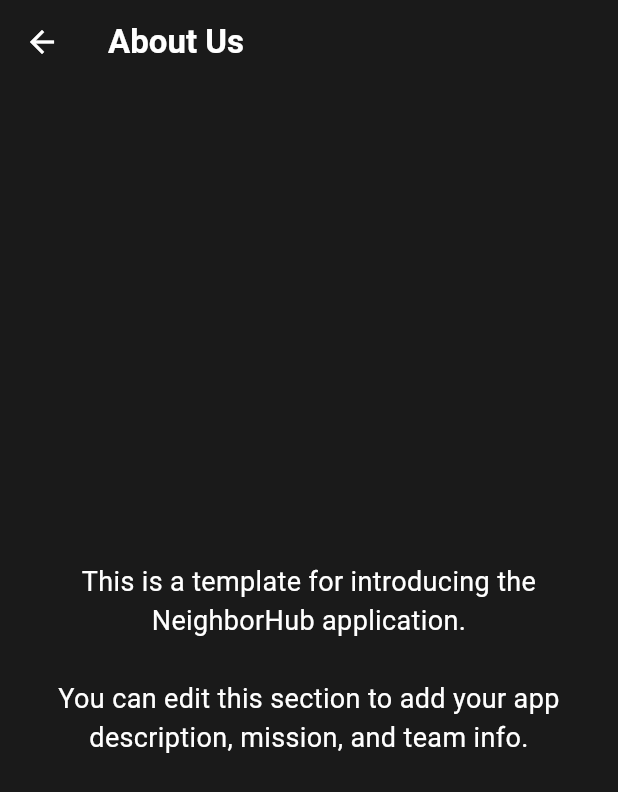
After one commit to Feekkk/neighborhubapp, a Flutter app: the screen it shows once a user with an empty profile is signed in, item 4 of the bottom bar chosen, after a tap on "About Us", on a phone screen of 412 x 824 dp. The commit adds this screen. Shown: the top 792 px of the screen. Run offline on Flutter 3.47's test engine with Material 3 defaults, Android fonts, the phone set to English and light mode, and no system bars; our stand-ins replace cloud_firestore, firebase_auth, firebase_core; accounts and stored records are empty; network calls fail.

Commit message:
about us UI update

```diff
--- /dev/null
+++ b/lib/user/pages/aboutus.dart
@@ -0,0 +1,32 @@
+import 'package:flutter/material.dart';
+
+class AboutUsPage extends StatelessWidget {
+  const AboutUsPage({super.key});
+
+  @override
+  Widget build(BuildContext context) {
+    return Scaffold(
+      appBar: AppBar(
+        title: const Text('About Us', style: TextStyle(fontWeight: FontWeight.bold, color: Colors.white)),
+        backgroundColor: const Color(0xFF1A1A1A),
+        elevation: 0,
+        iconTheme: const IconThemeData(color: Colors.white),
+      ),
+      backgroundColor: const Color(0xFF1A1A1A),
+      body: const Center(
+        child: Padding(
+          padding: EdgeInsets.all(24.0),
+          child: Text(
+            'This is a template for introducing the NeighborHub application.\n\nYou can edit this section to add your app description, mission, and team info.',
+            style: TextStyle(
+              color: Colors.white,
+              fontSize: 18,
+              fontWeight: FontWeight.w400,
+            ),
+            textAlign: TextAlign.center,
+          ),
+        ),
+      ),
+    );
+  }
+}
--- a/lib/user/tabs/settings_tab.dart
+++ b/lib/user/tabs/settings_tab.dart
@@ -1,6 +1,7 @@
 import 'package:flutter/material.dart';
 import 'package:firebase_auth/firebase_auth.dart';
 import 'package:neighborhub/user/pages/edit_profile.dart';
+import 'package:neighborhub/user/pages/aboutus.dart';
 
 class SettingsTab extends StatelessWidget {
   const SettingsTab({super.key});
@@ -85,6 +86,12 @@ class SettingsTab extends StatelessWidget {
                   _SettingsTile(
                     icon: Icons.info_outline,
                     title: 'About Us',
+                    onTap: () {
+                      Navigator.push(
+                        context,
+                        MaterialPageRoute(builder: (context) => const AboutUsPage()),
+                      );
+                    },
                   ),
                   _SettingsTile(
                     icon: Icons.lock_outline,
```
